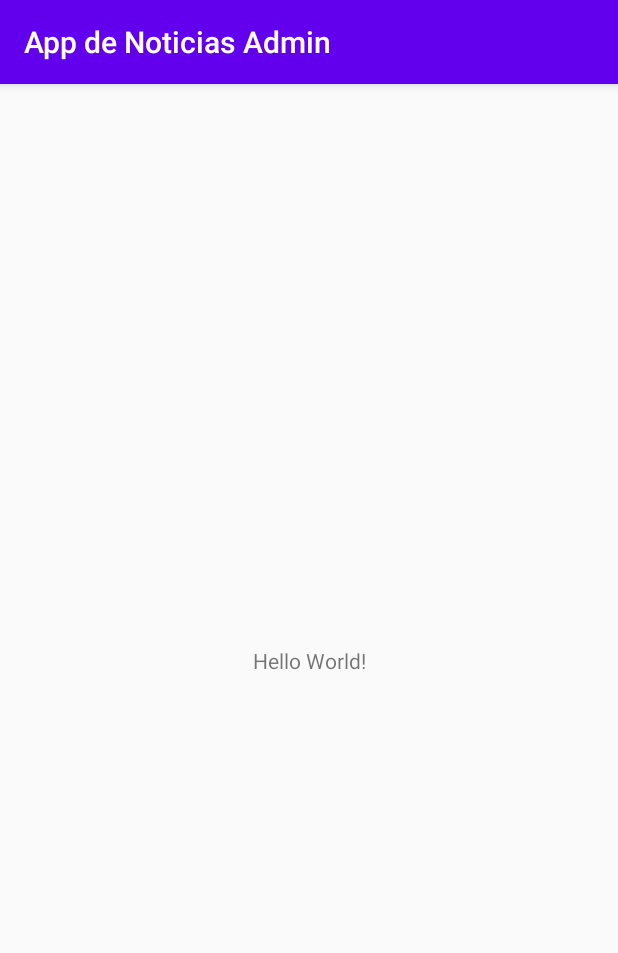
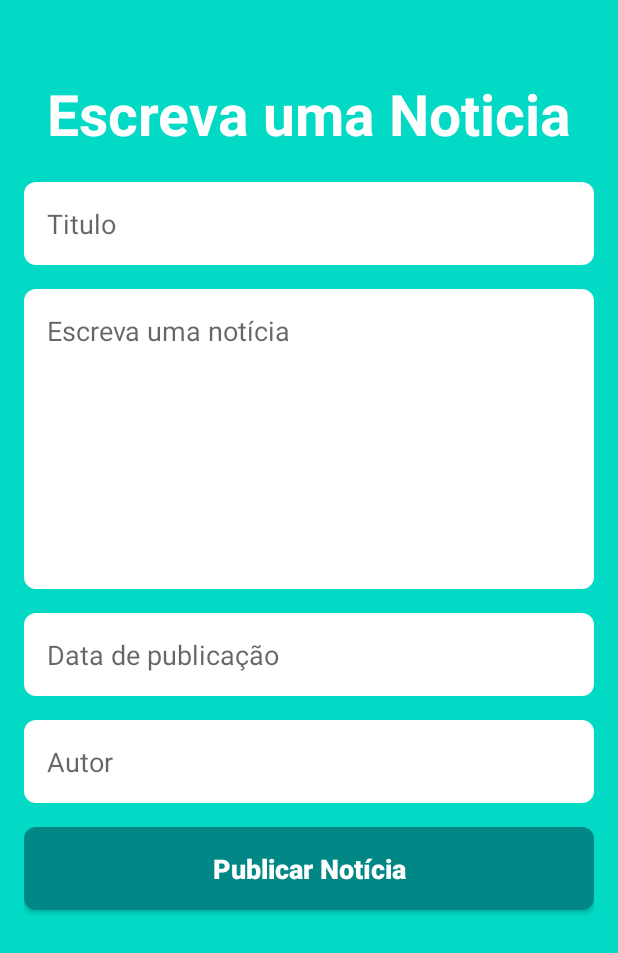
Before and after one commit to ViniciusFVianna/app_noticias_admin, an Android app: the screen it shows after launch (MainActivity), on a phone screen of 412 x 824 dp. Shown: the top 953 px of the screen. Run offline under Robolectric (Android 15) with nearby library versions, the phone set to English and light mode, and no system bars.

Commit message:
Todo layout do app

```diff
--- a/app/src/main/java/br/com/sudosu/appdenoticiasadmin/MainActivity.kt
+++ b/app/src/main/java/br/com/sudosu/appdenoticiasadmin/MainActivity.kt
@@ -7,5 +7,6 @@ class MainActivity : AppCompatActivity() {
     override fun onCreate(savedInstanceState: Bundle?) {
         super.onCreate(savedInstanceState)
         setContentView(R.layout.activity_main)
+        supportActionBar?.hide()
     }
 }
--- /dev/null
+++ b/app/src/main/res/drawable/button_bacground.xml
@@ -0,0 +1,9 @@
+<?xml version="1.0" encoding="utf-8"?>
+<selector xmlns:android="http://schemas.android.com/apk/res/android">
+    <item>
+        <shape android:shape="rectangle">
+            <solid android:color="@color/teal_700"/>
+            <corners android:radius="8dp"/>
+        </shape>
+    </item>
+</selector>
--- /dev/null
+++ b/app/src/main/res/drawable/edt_round_corner.xml
@@ -0,0 +1,9 @@
+<?xml version="1.0" encoding="utf-8"?>
+<selector xmlns:android="http://schemas.android.com/apk/res/android">
+    <item>
+        <shape android:shape="rectangle">
+            <solid android:color="@color/white"/>
+            <corners android:radius="8dp"/>
+        </shape>
+    </item>
+</selector>
--- a/app/src/main/res/layout/activity_main.xml
+++ b/app/src/main/res/layout/activity_main.xml
@@ -1,18 +1,88 @@
 <?xml version="1.0" encoding="utf-8"?>
-<android.support.constraint.ConstraintLayout xmlns:android="http://schemas.android.com/apk/res/android"
+<ScrollView
+    xmlns:android="http://schemas.android.com/apk/res/android"
     xmlns:app="http://schemas.android.com/apk/res-auto"
     xmlns:tools="http://schemas.android.com/tools"
     android:layout_width="match_parent"
     android:layout_height="match_parent"
+    android:fillViewport="true">
+<LinearLayout
+    android:layout_width="match_parent"
+    android:layout_height="wrap_content"
+    android:background="@color/teal_200"
+    android:paddingEnd="16dp"
+    android:paddingStart="16dp"
+    android:orientation="vertical"
     tools:context=".MainActivity">
 
     <TextView
         android:layout_width="wrap_content"
         android:layout_height="wrap_content"
-        android:text="Hello World!"
-        app:layout_constraintBottom_toBottomOf="parent"
-        app:layout_constraintEnd_toEndOf="parent"
-        app:layout_constraintStart_toStartOf="parent"
-        app:layout_constraintTop_toTopOf="parent" />
+        android:layout_gravity="center"
+        android:text="@string/mainTitle"
+        android:textColor="@color/white"
+        android:textSize="@dimen/titleDimen"
+        android:textStyle="bold"
+        android:layout_marginTop="50dp"
+        android:layout_marginBottom="20dp"
+        />
 
-</android.support.constraint.ConstraintLayout>
+    <EditText
+        android:id="@+id/edtTitle"
+        android:layout_width="match_parent"
+        android:layout_height="wrap_content"
+        android:background="@drawable/edt_round_corner"
+        android:hint="@string/hint_title"
+        android:maxLines="1"
+        android:padding="15dp"
+        android:autofillHints="name"
+        android:layout_marginBottom="16dp"/>
+
+    <EditText
+        android:id="@+id/edtDesc"
+        android:layout_width="match_parent"
+        android:layout_height="200dp"
+        android:background="@drawable/edt_round_corner"
+        android:hint="@string/hint_desc"
+        android:padding="15dp"
+        android:gravity="start"
+        android:inputType="textMultiLine"
+        android:autofillHints="name"
+        android:layout_marginBottom="16dp"/>
+
+    <EditText
+        android:id="@+id/edtPubDt"
+        android:layout_width="match_parent"
+        android:layout_height="wrap_content"
+        android:background="@drawable/edt_round_corner"
+        android:hint="@string/hint_pub_dt"
+        android:padding="15dp"
+        android:autofillHints="name"
+        android:maxLength="10"
+        android:layout_marginBottom="16dp"/>
+
+    <EditText
+        android:id="@+id/edtAuthor"
+        android:layout_width="match_parent"
+        android:layout_height="wrap_content"
+        android:background="@drawable/edt_round_corner"
+        android:hint="@string/hint_author"
+        android:padding="15dp"
+        android:maxLines="1"
+        android:autofillHints="name"
+        android:layout_marginBottom="16dp"/>
+
+    <Button
+        android:id="@+id/btnPub"
+        android:layout_width="match_parent"
+        android:layout_height="wrap_content"
+        android:background="@drawable/button_bacground"
+        android:text="@string/pub_text_btn"
+        android:textColor="@color/white"
+        android:textStyle="bold"
+        android:textSize="18sp"
+        android:padding="15dp"
+        android:textAllCaps="false"/>
+
+</LinearLayout>
+</ScrollView>
--- a/app/src/main/res/values-night/themes.xml
+++ b/app/src/main/res/values-night/themes.xml
@@ -3,7 +3,7 @@
     <style name="Theme.AppDeNoticiasAdmin" parent="Theme.AppCompat.Light.DarkActionBar">
         <!-- Primary brand color. -->
         <item name="colorPrimary">@color/purple_200</item>
-        <item name="colorPrimaryDark">@color/purple_700</item>
+        <item name="colorPrimaryDark">@color/teal_200</item>
         <item name="colorAccent">@color/teal_200</item>
         <!-- Customize your theme here. -->
     </style>
--- /dev/null
+++ b/app/src/main/res/values/dimens.xml
@@ -0,0 +1,4 @@
+<?xml version="1.0" encoding="utf-8"?>
+<resources>
+    <dimen name="titleDimen">38sp</dimen>
+</resources>
--- a/app/src/main/res/values/strings.xml
+++ b/app/src/main/res/values/strings.xml
@@ -1,3 +1,11 @@
 <resources>
     <string name="app_name">App de Noticias Admin</string>
+
+    <string name="mainTitle">Escreva uma Noticia</string>
+
+    <string name="hint_title">Titulo</string>
+    <string name="hint_desc">Escreva uma notícia</string>
+    <string name="hint_pub_dt">Data de publicação</string>
+    <string name="hint_author">Autor</string>
+    <string name="pub_text_btn">Publicar Notícia</string>
 </resources>
--- a/app/src/main/res/values/themes.xml
+++ b/app/src/main/res/values/themes.xml
@@ -3,7 +3,7 @@
     <style name="Theme.AppDeNoticiasAdmin" parent="Theme.AppCompat.Light.DarkActionBar">
         <!-- Primary brand color. -->
         <item name="colorPrimary">@color/purple_500</item>
-        <item name="colorPrimaryDark">@color/purple_700</item>
+        <item name="colorPrimaryDark">@color/teal_200</item>
         <item name="colorAccent">@color/teal_200</item>
         <!-- Customize your theme here. -->
     </style>
```
